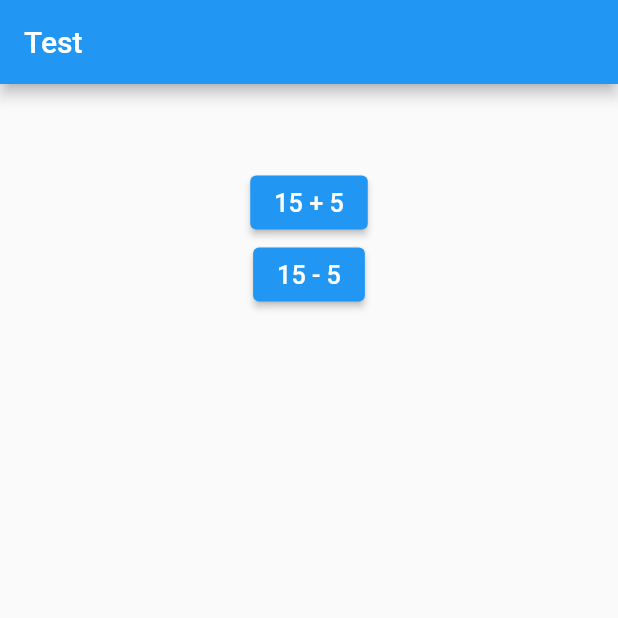
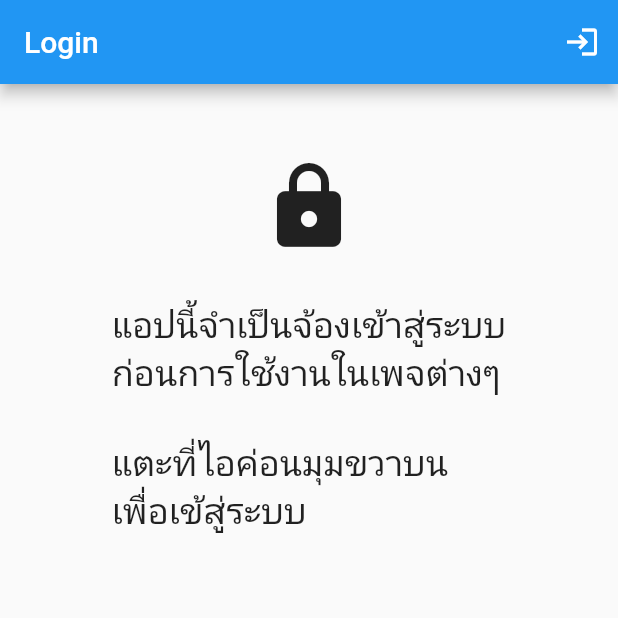
Before and after one commit to 6210110081/dartlogin, a Flutter app: the screen it shows after launch, on a phone screen of 412 x 824 dp, the top half of it. Run offline on Flutter 3.47's test engine with Material 2 defaults, Android fonts, the phone set to English and light mode, and no system bars.

Commit message:
add main

```diff
--- a/lib/main.dart
+++ b/lib/main.dart
@@ -1,4 +1,6 @@
 import 'package:flutter/material.dart';
+import 'package:test/appbar.dart';
+import 'package:test/share.dart';
 
 void main() => runApp(const MyApp());
 
@@ -13,40 +15,39 @@ class HomePage extends StatefulWidget {
   const HomePage({super.key});
 
   @override
-  State<HomePage> createState() => HomePageState();
+  State<HomePage> createState() => _HomePageState();
 }
 
-class HomePageState extends State<HomePage> {
-  num a = 15, b = 5;
-  String _txt = '';
+class _HomePageState extends State<HomePage> {
+  @override
+  Widget build(BuildContext context) {
+    var text = !Share.isLoggedIn
+        ? 'แอปนี้จำเป็นจ้องเข้าสู่ระบบ\n'
+            'ก่อนการใช้งานในเพจต่างๆ\n\n'
+            'แตะที่ไอค่อนมุมขวาบน\nเพื่อเข้สู่ระบบ'
+        : 'ท่านเข้าสู่ระบบแล้ว\n\n' 'แต่ที่ไอคอมมุมขวาบน\nเพื่อออกจากระบบ';
 
-  void btn_pressed({String op = ''}) {
-    setState(() {
-      num r = 0;
-      if (op == '+') {
-        r = a + b;
-      } else if (op == '-') {
-        r = a - b;
-      }
-      _txt = '15 + 5 = $r';
-    });
+    var icon = !Share.isLoggedIn ? Icons.lock_rounded : Icons.check;
+
+    Share.updateState = (value) {
+      setState(() {
+        Share.isLoggedIn = value;
+      });
+    };
+
+    return Scaffold(
+      appBar: buildAppbar(context, 'Login'),
+      body: Container(
+        alignment: Alignment.topCenter,
+        padding: const EdgeInsets.only(top: 50, left: 20, right: 20),
+        child: Column(
+          children: [
+            Icon(icon, size: 64),
+            const SizedBox(height: 30),
+            Text(text, textScaleFactor: 1.7)
+          ],
+        ),
+      ),
+    );
   }
-
-  @override
-  Widget build(BuildContext context) => Scaffold(
-        appBar: AppBar(title: Text('Test')),
-        body: Center(
-          child: Column(children: [
-            SizedBox(height: 15),
-            Text(_txt, textScaleFactor: 1.2),
-            SizedBox(height: 20),
-            ElevatedButton(
-                child: Text('$a + $b', textScaleFactor: 1.2),
-                onPressed: () => btn_pressed(op: '+')),
-            ElevatedButton(
-                child: Text('$a - $b', textScaleFactor: 1.2),
-                onPressed: () => btn_pressed(op: '-')),
-          ]),
-        ),
-      );
 }
```
